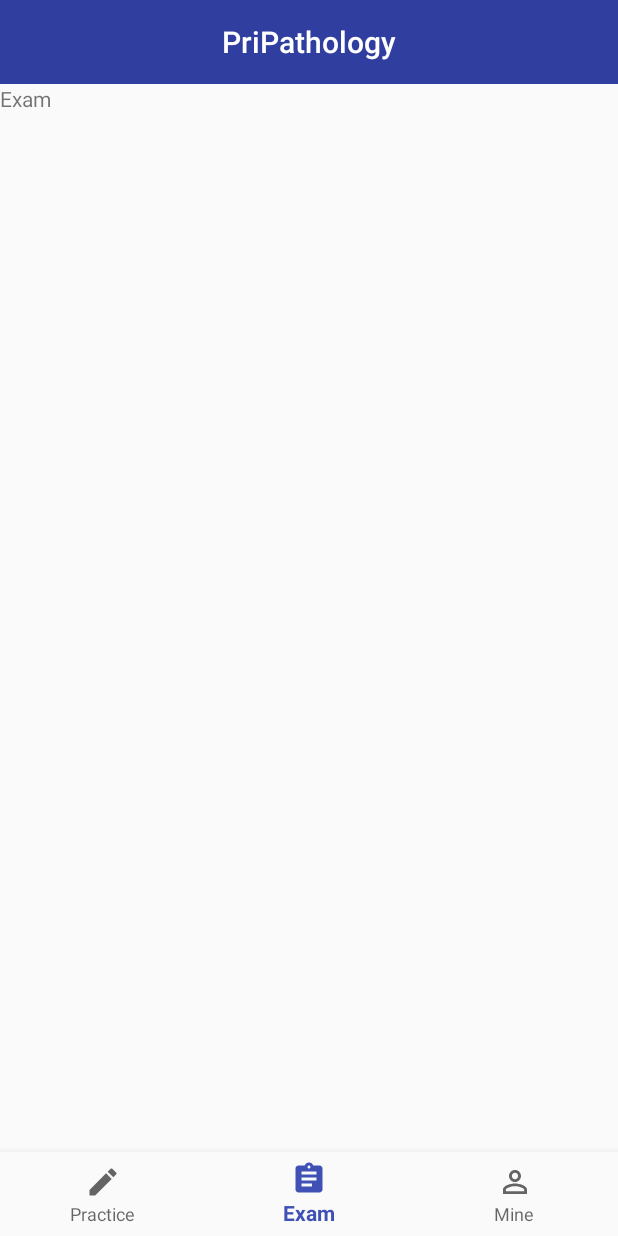
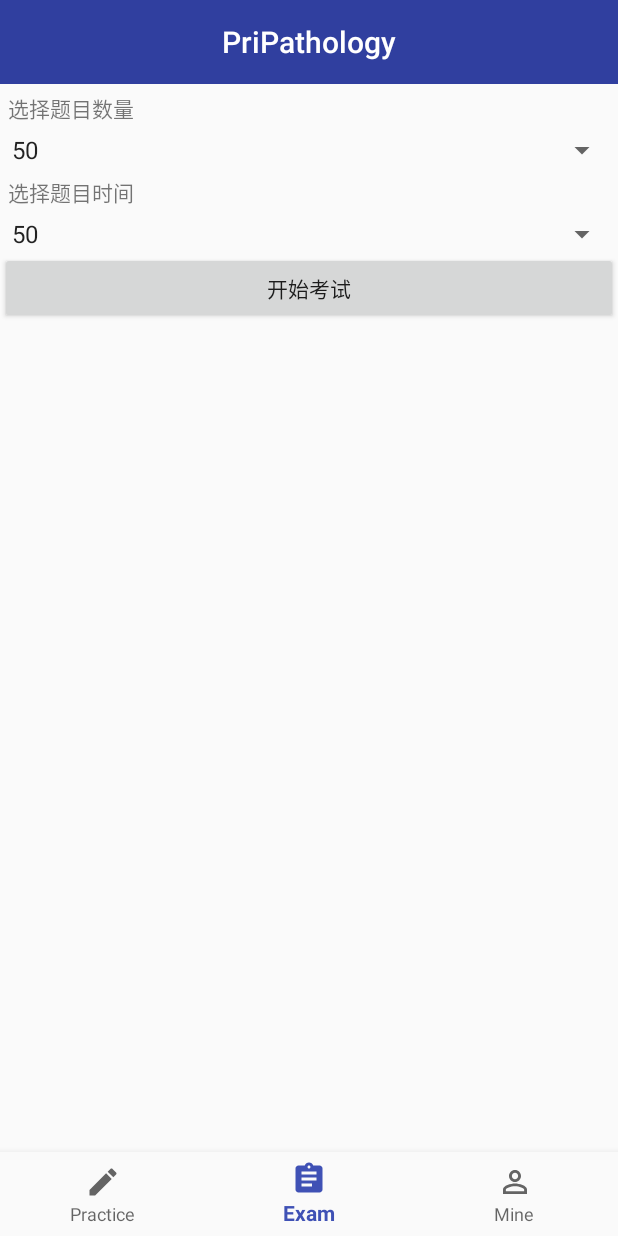
Before and after one commit to louiema1n/PriPathology, an Android app: the screen it shows after launch (MainActivity), item 2 of the bottom bar chosen, on a phone screen of 412 x 824 dp. Run offline under Robolectric (Android 15) with nearby library versions, the phone set to English and light mode, and no system bars.

Commit message:
新增 exam界面初步显示

```diff
--- a/app/src/main/res/layout/layout_exam.xml
+++ b/app/src/main/res/layout/layout_exam.xml
@@ -3,8 +3,29 @@
               android:orientation="vertical"
               android:layout_width="match_parent"
               android:layout_height="match_parent">
+
     <TextView
+            android:layout_width="wrap_content"
+            android:layout_height="wrap_content"
+            android:layout_margin="5dp"
+            android:text="选择题目数量"
+            />
+    <Spinner
             android:layout_width="match_parent"
-            android:layout_height="match_parent"
-            android:text="@string/title_exam"/>
+            android:layout_height="wrap_content"
+            android:entries="@array/topicAccount"></Spinner>
+    <TextView
+            android:layout_width="wrap_content"
+            android:layout_height="wrap_content"
+            android:layout_margin="5dp"
+            android:text="选择题目时间"
+            />
+    <Spinner
+            android:layout_width="match_parent"
+            android:layout_height="wrap_content"
+            android:entries="@array/topicAccount"></Spinner>
+    <Button
+            android:layout_width="match_parent"
+            android:layout_height="wrap_content"
+            android:text="开始考试"/>
 </LinearLayout>
--- /dev/null
+++ b/app/src/main/res/values/topicAccount.xml
@@ -0,0 +1,9 @@
+<?xml version="1.0" encoding="utf-8"?>
+<resources>
+    <string-array name="topicAccount">
+        <item>50</item>
+        <item>100</item>
+        <item>150</item>
+        <item>200</item>
+    </string-array>
+</resources>
```
